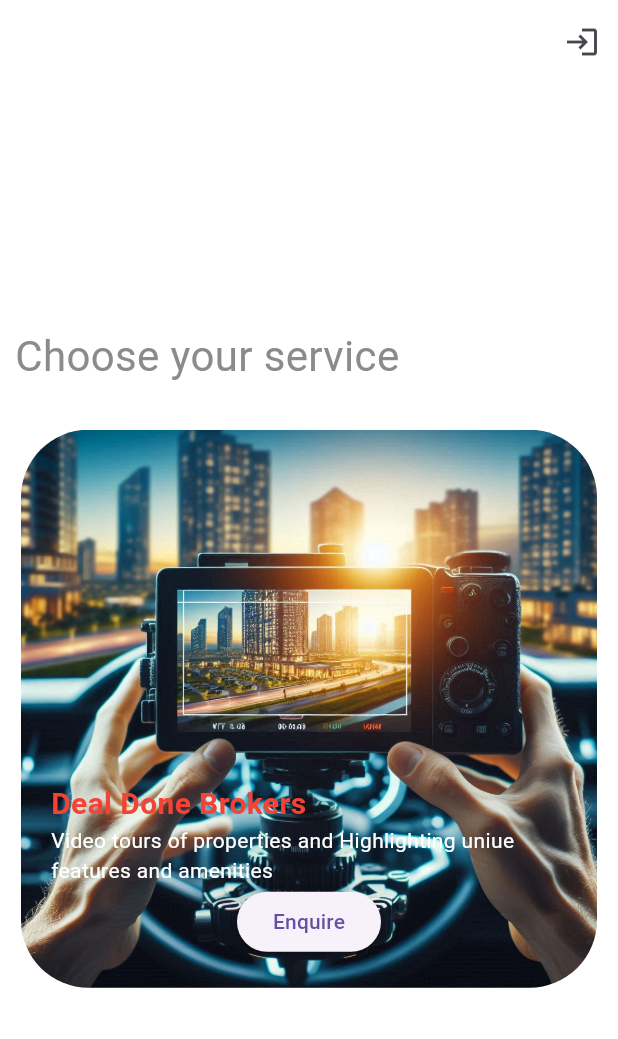
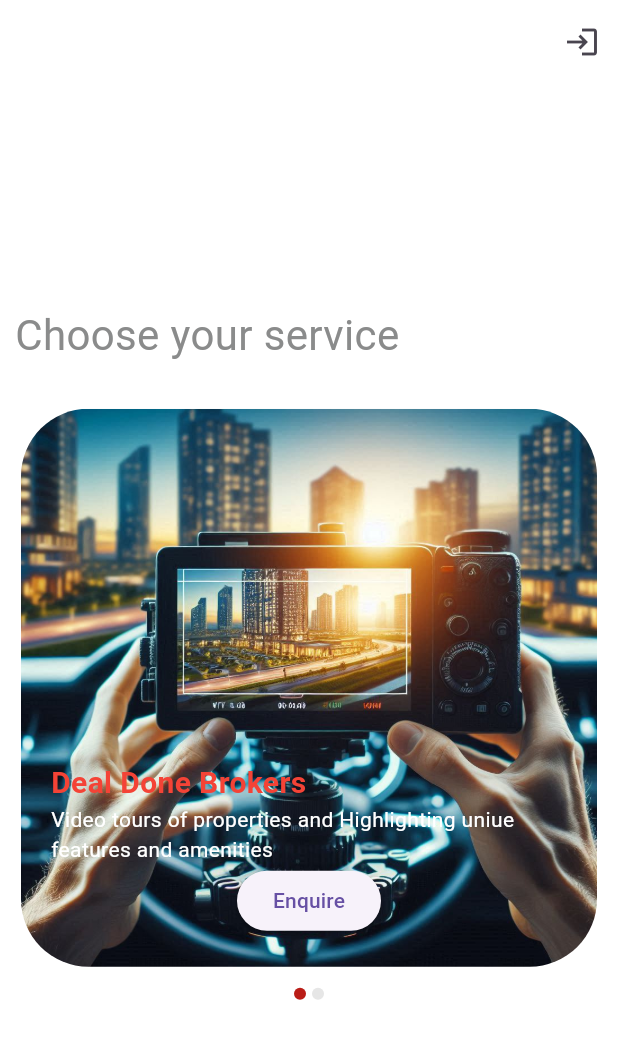
Before and after one commit to KodeInnovate-WorkSpace/s1media_app, a Flutter app: the HomeScreen screen opened directly, after a tap on "Enquire", on a phone screen of 412 x 824 dp. Shown: the top 1039 px of the screen. Run offline on Flutter 3.47's test engine with Material 3 defaults, Android fonts, the phone set to English and light mode, and no system bars; drawn by our look-alikes of carousel_slider; our stand-ins replace cloud_firestore, firebase_core, get, pinput, shared_preferences; missing offline and left inert: in_app_update, mailer; accounts and stored records are empty.

Commit message:
Add: Slider counter

```diff
--- a/lib/screens/home.dart
+++ b/lib/screens/home.dart
@@ -5,8 +5,15 @@
 import 'package:s1media_app/screens/login.dart';
 import 'package:shared_preferences/shared_preferences.dart';
 
-class HomeScreen extends StatelessWidget {
+class HomeScreen extends StatefulWidget {
   const HomeScreen({super.key});
+
+  @override
+  State<HomeScreen> createState() => _HomeScreenState();
+}
+
+class _HomeScreenState extends State<HomeScreen> {
+  int _current = 0;
 
   @override
   Widget build(BuildContext context) {
@@ -39,7 +46,34 @@
               height: 25,
             ),
             CarouselSlider(
-                items: [
+                items: _items,
+                options: CarouselOptions(
+                  height: 380.0,
+                  autoPlay: false,
+                  autoPlayCurve: Curves.fastOutSlowIn,
+                  enableInfiniteScroll: false,
+                  viewportFraction: 1.0,
+                  enlargeCenterPage: false,
+                  autoPlayAnimationDuration: const Duration(milliseconds: 800),
+                  onPageChanged: (index, reason) {
+                    setState(() {
+                      _current = index;
+                      HapticFeedback.selectionClick();
+                    });
+                    Get.snackbar("Vibration", "", duration: const Duration(milliseconds: 600));
+                  },
+                )),
+            Row(
+              mainAxisAlignment: MainAxisAlignment.center,
+              children: _buildDots(),
+            ),
+          ],
+        ),
+      ),
+    );
+  }
+
+  final List<Widget> _items = [
     Container(
       width: double.infinity,
       margin: const EdgeInsets.all(4.0),
@@ -108,23 +142,19 @@
         ),
       ),
     ),
-                ],
-                options: CarouselOptions(
-                  height: 380.0,
-                  autoPlay: false,
-                  autoPlayCurve: Curves.fastOutSlowIn,
-                  enableInfiniteScroll: false,
-                  viewportFraction: 1.0,
-                  enlargeCenterPage: false,
-                  autoPlayAnimationDuration: const Duration(milliseconds: 800),
-                  onPageChanged: (index, reason) {
-                    HapticFeedback.heavyImpact();
-                    Get.snackbar("Vibration", "", duration: const Duration(milliseconds: 600));
-                  },
-                )),
-          ],
-        ),
+  ];
+
+  List<Widget> _buildDots() {
+    return List<Widget>.generate(_items.length, (int index) {
+      return Container(
+        width: 8.0,
+        height: 8.0,
+        margin: const EdgeInsets.symmetric(vertical: 10.0, horizontal: 2.0),
+        decoration: BoxDecoration(
+          shape: BoxShape.circle,
+          color: _current == index ? const Color(0xffBA1D17) : const Color.fromRGBO(0, 0, 0, 0.1),
         ),
       );
+    });
   }
 }
--- a/lib/screens/login.dart
+++ b/lib/screens/login.dart
@@ -34,7 +34,6 @@
 
     return Container(
       decoration: const BoxDecoration(
-        // image: DecorationImage(image: AssetImage("assets/login_bg_red.png"), fit: BoxFit.cover),
         color: Color(0xffBA1D17),
       ),
       child: Scaffold(
```
Lines whose indentation alone changed are shown as unchanged.
